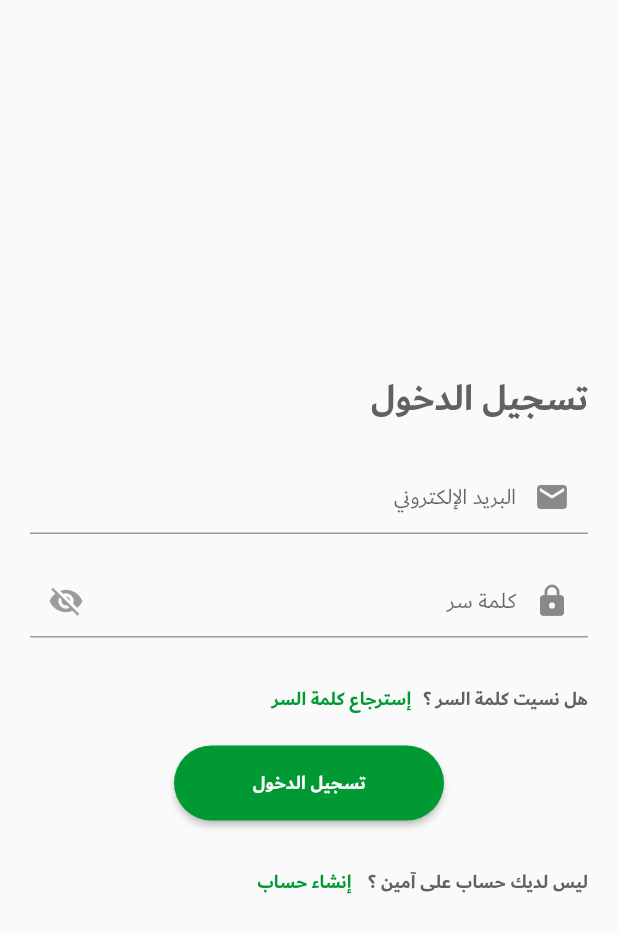
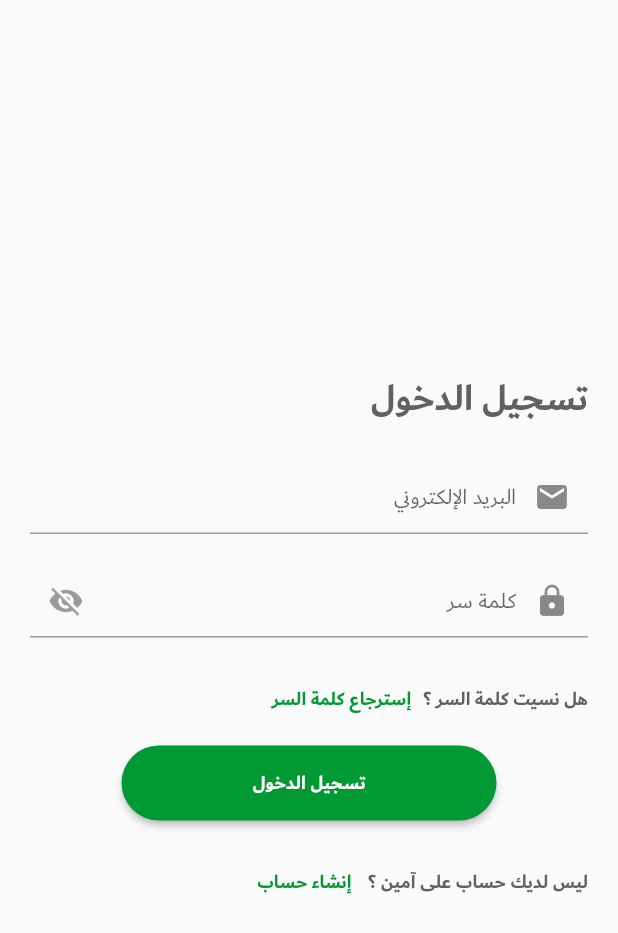
Before and after one commit to Youssefguba/Ameen, a Flutter app: the screen it shows after launch, on a phone screen of 412 x 824 dp. Shown: the top 933 px of the screen. Run offline on Flutter 3.47's test engine with Material 2 defaults, Android fonts, the phone set to English and light mode, and no system bars; our stand-ins replace animated_text_kit, audioplayers, bubble, cloud_firestore, connectivity, firebase_auth and 7 more; missing offline and left inert: ameencommon, flutter_facebook_login; accounts and stored records are empty.

```diff
--- a/lib/blocs/models/user_data.dart
+++ b/lib/blocs/models/user_data.dart
@@ -1,6 +1,5 @@
 import 'package:ameen/blocs/models/post_data.dart';
 import 'package:cloud_firestore/cloud_firestore.dart';
-import 'package:firebase_auth/firebase_auth.dart';
 import 'package:flutter/material.dart';
 import 'package:intl/intl.dart';
 
--- a/lib/main.dart
+++ b/lib/main.dart
@@ -1,7 +1,6 @@
 import 'package:ameen/blocs/models/user_data.dart';
 import 'package:ameen/services/authentication.dart';
 import 'package:ameen/services/user_service.dart';
-import 'package:ameen/ui/Screens/login.dart';
 import 'package:ameen/ui/Screens/ways_page.dart';
 import 'package:ameencommon/utils/constants.dart';
 import 'package:ameen/services/post_service.dart';
--- a/lib/ui/Screens/login.dart
+++ b/lib/ui/Screens/login.dart
@@ -1,19 +1,12 @@
-import 'dart:convert';
 import 'dart:ui';
-import 'package:ameen/blocs/global/global.dart';
 import 'package:ameen/services/authentication.dart';
-import 'package:ameen/ui/Screens/home.dart';
 import 'package:ameen/ui/Screens/sign_up.dart';
 import 'package:ameen/ui/widgets/entry_field.dart';
-import 'package:ameen/ui/widgets/or_line.dart';
 import 'package:ameen/ui/widgets/submit_button.dart';
 import 'package:ameencommon/utils/functions.dart';
 import 'package:flutter/material.dart';
 import 'package:flutter/services.dart';
-import 'package:toast/toast.dart';
 import 'package:ameencommon/utils/constants.dart';
-import 'package:shared_preferences/shared_preferences.dart';
-import 'package:http/http.dart' as http;
 
 class Login extends StatefulWidget {
   @override
@@ -172,8 +165,8 @@ class _LoginState extends State<Login> {
                       ),
                       _emailPasswordWidget(),
                       _forgetPassword(),
-                      SubmitButton(Color.fromRGBO(0, 153, 51, 1),
-                          "تسجيل الدخول", signIn),
+                      SubmitButton(color: Color.fromRGBO(0, 153, 51, 1),
+                          title: "تسجيل الدخول", gestureTapCallback: signIn),
                       SizedBox(
                         height: 10,
                       ),
--- a/lib/ui/widgets/submit_button.dart
+++ b/lib/ui/widgets/submit_button.dart
@@ -1,3 +1,4 @@
+import 'package:flutter/cupertino.dart';
 import 'package:flutter/material.dart';
 import 'package:ameencommon/utils/constants.dart';
 
@@ -5,8 +6,8 @@ class SubmitButton extends StatelessWidget {
   final color;
   final title;
   final GestureTapCallback gestureTapCallback;
-
-  SubmitButton(this.color, this.title, this.gestureTapCallback);
+  final Icon icon;
+  SubmitButton({this.color, this.title, this.gestureTapCallback, this.icon});
 
   @override
   Widget build(BuildContext context) {
@@ -16,24 +17,24 @@ class SubmitButton extends StatelessWidget {
   Widget _submitButton(Color color, String title) {
     return Center(
       child: Container(
-        width: 180,
+        width: 250,
         height: 50,
         child: RaisedButton(
-          padding: EdgeInsets.symmetric(vertical: 12),
+          padding: EdgeInsets.symmetric(vertical: 12, horizontal: 10),
           shape: StadiumBorder(),
           color: color,
           disabledColor: color,
-          splashColor: Colors.white70,
-          hoverColor: Colors.white70,
-          focusColor: Colors.white70,
-          highlightColor: MyColors.green[50],
-
+          splashColor: Colors.white,
+          hoverColor: Colors.white,
+          focusColor: Colors.white,
+          highlightColor: Colors.black12,
           onPressed: gestureTapCallback,
           child: Text(
             title,
             style:
             TextStyle(fontSize: 13, color: Colors.white, fontFamily: 'Dubai', fontWeight: FontWeight.bold ),
           ),
+
         ),
       ),
     );
```
Also changed, not shown: lib/ui/Screens/second_registeration.dart (+84 -20 lines), lib/ui/Screens/sign_up.dart (+4 -8 lines), pubspec.yaml (+7 -1 lines), pubspec.lock, 1 other file.
